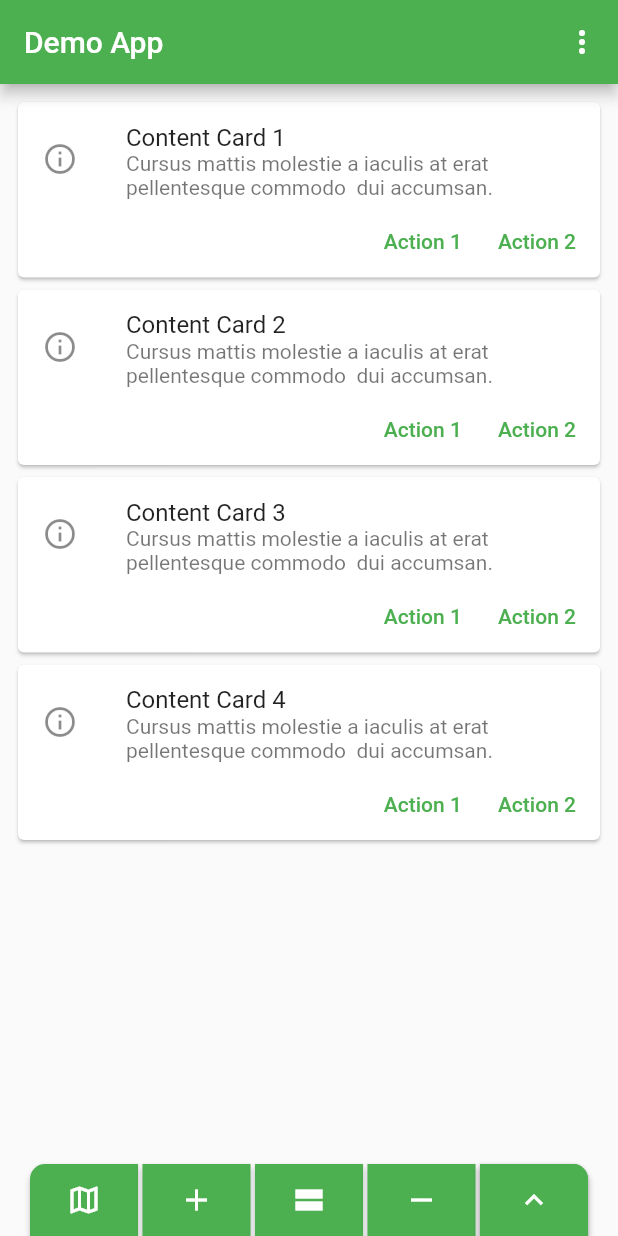
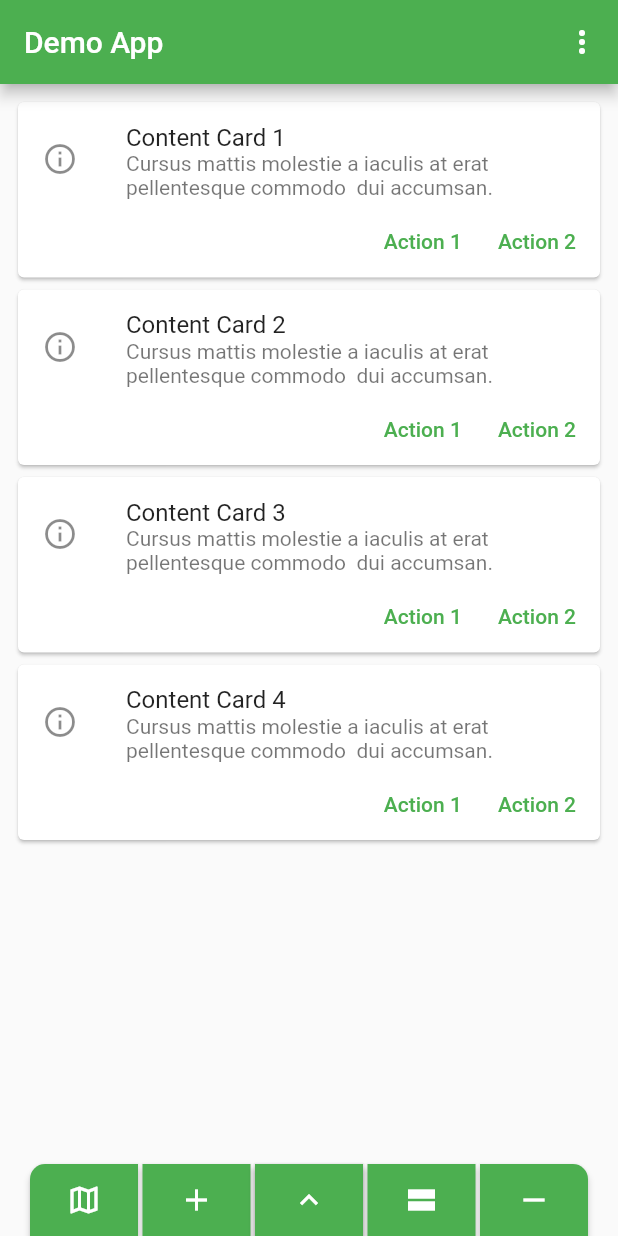
Before and after one commit to underwhelmingToaster/button_navigation_bar, a Flutter app: the screen it shows after launch, item 2 of the bottom bar chosen, after a tap on the "add" icon, on a phone screen of 412 x 824 dp. Run offline on Flutter 3.47's test engine with Material 2 defaults, Android fonts, the light colour scheme and no system bars.

Commit message:
extend animation first version

```diff
--- a/example/lib/main.dart
+++ b/example/lib/main.dart
@@ -71,6 +71,18 @@ class _MyHomePageState extends State<MyHomePage> {
                   cardCounter++;
                 });
               }),
+          ButtonNavigationItem.expandable(icon: Icons.expand_less, children: [
+            ButtonNavigationExpandable(
+              onPressed: () { },
+              label: "Label 1",
+              icon: Icons.label,
+              width: 100,
+            ),
+            ButtonNavigationExpandable(
+              onPressed: () { },
+              label: "Label 2"
+            ),
+          ]),
           ButtonNavigationItem(
               icon: Icons.view_stream_sharp,
               onPressed: () {
@@ -87,16 +99,6 @@ class _MyHomePageState extends State<MyHomePage> {
                   }
                 });
               }),
-          ButtonNavigationItem.expandable(icon: Icons.expand_less, children: [
-            ButtonNavigationExpandable(
-              onPressed: () { },
-              label: "Label 1"
-            ),
-            ButtonNavigationExpandable(
-                onPressed: () { },
-                label: "Label 2"
-            ),
-          ])
         ],
       ),
     );
--- a/lib/button_navigation_expandable.dart
+++ b/lib/button_navigation_expandable.dart
@@ -7,7 +7,7 @@ class ButtonNavigationExpandable extends StatelessWidget {
     this.label,
     this.icon,
     this.color,
-    this.height = 48,
+    this.height = 40,
     this.width = 72,
     required this.onPressed,
   });
@@ -37,6 +37,8 @@ class ButtonNavigationExpandable extends StatelessWidget {
   @override
   Widget build(BuildContext context) {
     return SizedBox(
+      width: width,
+      height: height,
       child: ElevatedButton(
         onPressed: onPressed,
         child: childBuilder(icon, label),
--- a/lib/src/animation_controller.dart
+++ b/lib/src/animation_controller.dart
@@ -74,7 +74,7 @@ class _ExpandableRowChildButtonState extends State<ExpandableRowChildButton>
     return SizedBox(
       height: 300, // TODO Remove once done?
       child: Stack(
-        alignment: Alignment.bottomRight,
+        alignment: Alignment.bottomCenter,
         clipBehavior: Clip.none,
         children: [
           _buildTapToCloseFab(widget.item, widget.position, widget.navBarLength,
@@ -99,14 +99,14 @@ class _ExpandableRowChildButtonState extends State<ExpandableRowChildButton>
   List<Widget> _buildExpandingActionButtons() {
     final children = <Widget>[];
     final count = widget.children.length;
-    final step = 90.0 / (count - 1);
-    for (var i = 0, angleInDegrees = 0.0;
+    final step = 50;
+    for (var i = 0;
         i < count;
-        i++, angleInDegrees += step) {
+        i++) {
       children.add(
         _ExpandingActionButton(
-          directionInDegrees: angleInDegrees,
-          maxDistance: widget.distance,
+          directionInDegrees: 90,
+          maxDistance: widget.distance + i * step,
           progress: _expandAnimation,
           child: widget.children[i],
         ),
@@ -174,7 +174,6 @@ class _ExpandingActionButton extends StatelessWidget {
           progress.value * maxDistance,
         );
         return Positioned(
-          right: 4.0 + offset.dx,
           bottom: 4.0 + offset.dy,
           child: Transform.rotate(
             angle: (1.0 - progress.value) * math.pi / 2,
--- a/lib/src/builder.dart
+++ b/lib/src/builder.dart
@@ -44,7 +44,7 @@ class NavBarBuilder {
       int position, int navBarLength, BorderRadius borderRadius) {
     return SizedBox(
       child: ExpandableRowChildButton(
-        distance: 100.0,
+        distance: 50.0,
         children: item.children!,
         borderRadius: borderRadius,
         navBarLength: navBarLength,
```
